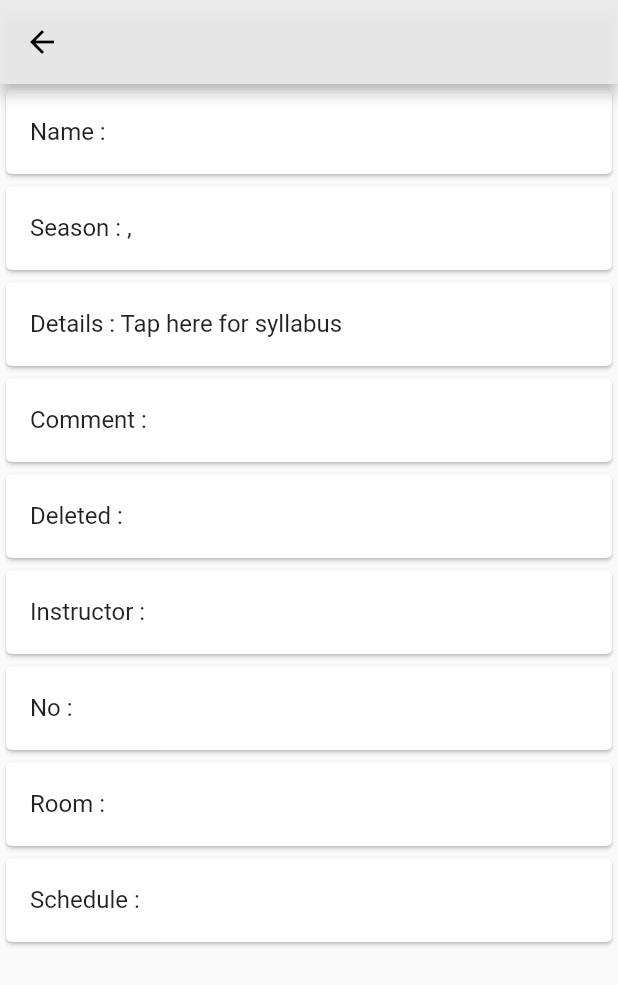
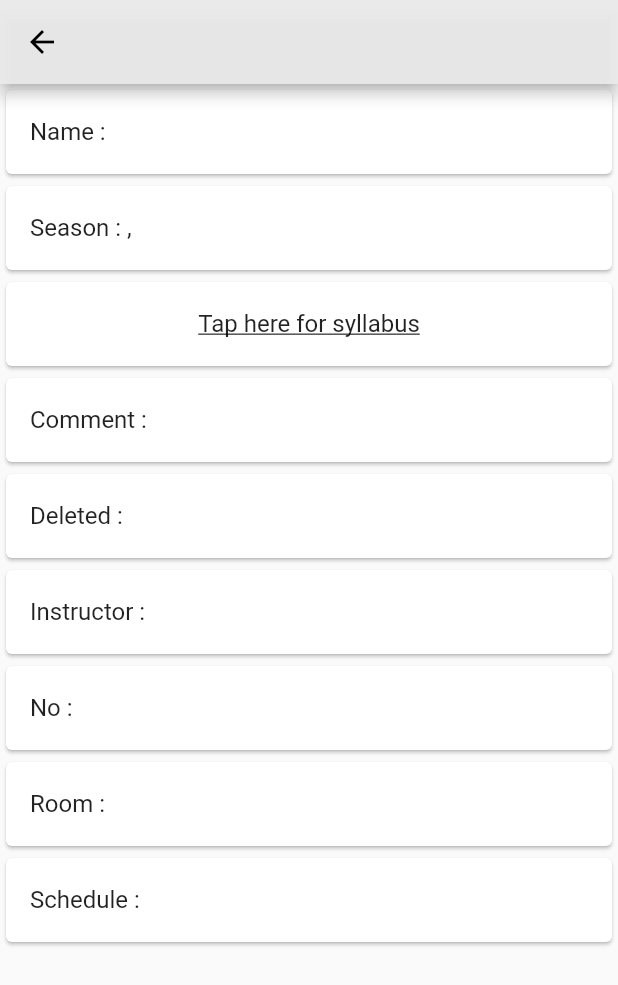
Before and after one commit to RRRGR/ICUApp, a Flutter app: the ClassInfo screen opened directly with empty values, on a phone screen of 412 x 824 dp. Shown: the top 985 px of the screen. Run offline on Flutter 3.47's test engine with Material 2 defaults, Android fonts, the phone set to English and light mode, and no system bars; drawn by our look-alikes of google_mobile_ads; our stand-ins replace cloud_firestore, firebase_auth, firebase_core, flutter_riverpod, google_sign_in, shared_preferences; missing offline and left inert: flutter_cached_pdfview, flutter_inappwebview; accounts and stored records are empty; network calls fail.

Commit message:
changed url alignment

```diff
--- a/lib/widgets/classinfo/showinfo.dart
+++ b/lib/widgets/classinfo/showinfo.dart
@@ -32,7 +32,10 @@ class ShowInfo extends StatelessWidget {
         return Card(
           child: (key == 'Details')
               ? ListTile(
-                  title: Text('$key : ${newInfo[key]}'),
+                  title: Text('${newInfo[key]}',
+                      textAlign: TextAlign.center,
+                      style: const TextStyle(
+                          decoration: TextDecoration.underline)),
                   onTap: () {
                     Navigator.of(context).pop();
                     Navigator.of(context).push(MaterialPageRoute(
```
